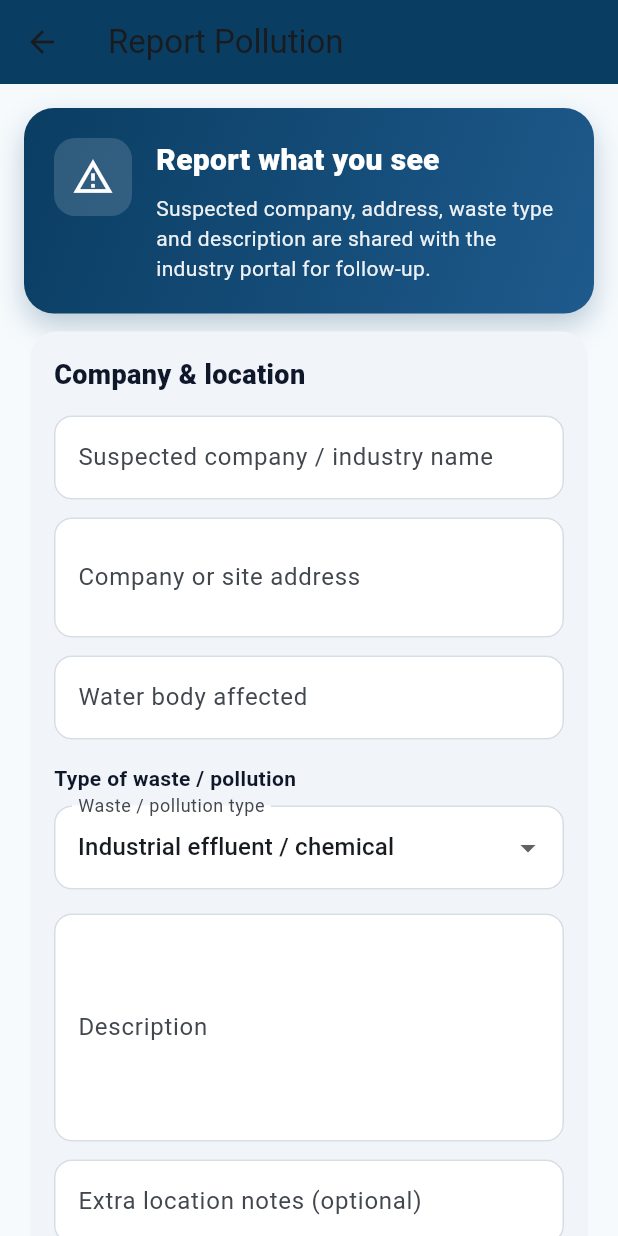
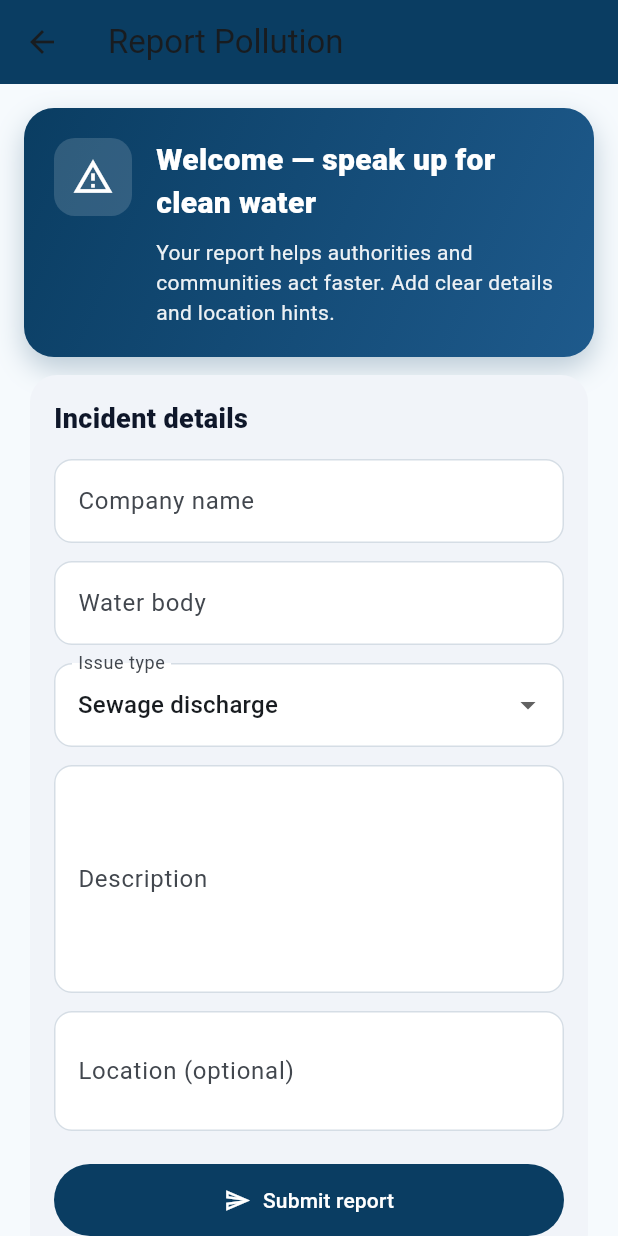
Before and after one commit to RohithKrishna27/Jal_Rakshak, a Flutter app: the ReportPollutionScreen screen opened by its route, on a phone screen of 412 x 824 dp. Run offline on Flutter 3.47's test engine with Material 3 defaults, Android fonts, the phone set to English and light mode, and no system bars; our stand-ins replace cloud_firestore, firebase_auth, firebase_core, geolocator, google_maps_flutter, pdf and 2 more; accounts and stored records are empty.

Commit message:
pollution screen

```diff
--- a/lib/screens/user/report_pollution_screen.dart
+++ b/lib/screens/user/report_pollution_screen.dart
@@ -2,7 +2,7 @@ import 'package:flutter/material.dart';
 import 'package:priject_jalrakshak/screens/user/user_screen_welcome.dart';
 import 'package:priject_jalrakshak/services/pollution_report_service.dart';
 
-/// Normal user: suspected company, address, waste type, description → Firestore.
+/// Normal user: company name, location, water body, issue type, description → Firestore.
 class ReportPollutionScreen extends StatefulWidget {
   const ReportPollutionScreen({super.key});
 
@@ -13,17 +13,16 @@ class ReportPollutionScreen extends StatefulWidget {
 class _ReportPollutionScreenState extends State<ReportPollutionScreen> {
   final GlobalKey<FormState> _formKey = GlobalKey<FormState>();
   final TextEditingController _companyController = TextEditingController();
-  final TextEditingController _addressController = TextEditingController();
   final TextEditingController _waterBodyController = TextEditingController();
   final TextEditingController _descriptionController = TextEditingController();
-  final TextEditingController _locationNotesController = TextEditingController();
+  final TextEditingController _locationController = TextEditingController();
 
-  String _wasteType = 'Industrial effluent / chemical';
+  String _wasteType = 'Sewage discharge';
   bool _submitting = false;
 
   static const _wasteTypes = [
+    'Sewage discharge',
     'Industrial effluent / chemical',
-    'Sewage / domestic waste',
     'Plastic & solid waste',
     'Foam / oil / grease on water',
     'Fly ash / construction debris',
@@ -34,10 +33,9 @@ class _ReportPollutionScreenState extends State<ReportPollutionScreen> {
   @override
   void dispose() {
     _companyController.dispose();
-    _addressController.dispose();
     _waterBodyController.dispose();
     _descriptionController.dispose();
-    _locationNotesController.dispose();
+    _locationController.dispose();
     super.dispose();
   }
 
@@ -48,11 +46,11 @@ class _ReportPollutionScreenState extends State<ReportPollutionScreen> {
     try {
       await PollutionReportService.submit(
         suspectedCompanyName: _companyController.text,
-        companyAddress: _addressController.text,
+        companyAddress: _locationController.text,
         wasteType: _wasteType,
         description: _descriptionController.text,
         waterBody: _waterBodyController.text,
-        locationNotes: _locationNotesController.text,
+        locationNotes: '',
       );
       if (!mounted) return;
       ScaffoldMessenger.of(context).showSnackBar(
@@ -64,10 +62,9 @@ class _ReportPollutionScreenState extends State<ReportPollutionScreen> {
         ),
       );
       _companyController.clear();
-      _addressController.clear();
       _waterBodyController.clear();
       _descriptionController.clear();
-      _locationNotesController.clear();
+      _locationController.clear();
       setState(() => _wasteType = _wasteTypes.first);
     } catch (e) {
       if (!mounted) return;
@@ -94,9 +91,9 @@ class _ReportPollutionScreenState extends State<ReportPollutionScreen> {
           children: [
             const UserScreenWelcome(
               icon: Icons.report_problem_outlined,
-              title: 'Report what you see',
+              title: 'Welcome — speak up for clean water',
               subtitle:
-                  'Suspected company, address, waste type and description are shared with the industry portal for follow-up.',
+                  'Your report helps authorities and communities act faster. Add clear details and location hints.',
             ),
             Padding(
               padding: const EdgeInsets.symmetric(horizontal: 16),
@@ -113,7 +110,7 @@ class _ReportPollutionScreenState extends State<ReportPollutionScreen> {
                       crossAxisAlignment: CrossAxisAlignment.start,
                       children: [
                         const Text(
-                          'Company & location',
+                          'Incident details',
                           style: TextStyle(
                             fontSize: 18,
                             fontWeight: FontWeight.w800,
@@ -123,9 +120,10 @@ class _ReportPollutionScreenState extends State<ReportPollutionScreen> {
                         const SizedBox(height: 14),
                         TextFormField(
                           controller: _companyController,
+                          textCapitalization: TextCapitalization.words,
                           decoration: const InputDecoration(
-                            labelText: 'Suspected company / industry name',
-                            hintText: 'As on signboard or known locally',
+                            labelText: 'Company name',
+                            hintText: 'Suspected industry or site name',
                             border: OutlineInputBorder(),
                           ),
                           validator: (v) => (v == null || v.trim().length < 2)
@@ -134,42 +132,22 @@ class _ReportPollutionScreenState extends State<ReportPollutionScreen> {
                         ),
                         const SizedBox(height: 12),
                         TextFormField(
-                          controller: _addressController,
-                          maxLines: 2,
+                          controller: _waterBodyController,
+                          textCapitalization: TextCapitalization.sentences,
                           decoration: const InputDecoration(
-                            labelText: 'Company or site address',
-                            hintText: 'Area, district, pincode if known',
+                            labelText: 'Water body',
+                            hintText: 'River, drain, lake, or stretch',
                             border: OutlineInputBorder(),
                           ),
-                          validator: (v) => (v == null || v.trim().length < 5)
-                              ? 'Enter a clearer address (min 5 characters)'
+                          validator: (v) => (v == null || v.trim().isEmpty)
+                              ? 'Enter the water body'
                               : null,
                         ),
                         const SizedBox(height: 12),
-                        TextFormField(
-                          controller: _waterBodyController,
-                          decoration: const InputDecoration(
-                            labelText: 'Water body affected',
-                            hintText: 'e.g. Yamuna — Wazirabad stretch',
-                            border: OutlineInputBorder(),
-                          ),
-                          validator: (v) => (v == null || v.trim().isEmpty)
-                              ? 'Enter the river / drain / lake name'
-                              : null,
-                        ),
-                        const SizedBox(height: 16),
-                        const Text(
-                          'Type of waste / pollution',
-                          style: TextStyle(
-                            fontWeight: FontWeight.w700,
-                            color: Color(0xFF0F172A),
-                          ),
-                        ),
-                        const SizedBox(height: 8),
                         DropdownButtonFormField<String>(
                           value: _wasteType,
                           decoration: const InputDecoration(
-                            labelText: 'Waste / pollution type',
+                            labelText: 'Issue type',
                             border: OutlineInputBorder(),
                           ),
                           items: _wasteTypes
@@ -181,14 +159,14 @@ class _ReportPollutionScreenState extends State<ReportPollutionScreen> {
                                   if (v != null) setState(() => _wasteType = v);
                                 },
                         ),
-                        const SizedBox(height: 16),
+                        const SizedBox(height: 12),
                         TextFormField(
                           controller: _descriptionController,
                           maxLines: 5,
+                          textCapitalization: TextCapitalization.sentences,
                           decoration: const InputDecoration(
                             labelText: 'Description',
-                            hintText:
-                                'Colour, smell, time of day, how often you see it, any pipes or drains',
+                            hintText: 'What did you see?',
                             border: OutlineInputBorder(),
                           ),
                           validator: (v) =>
@@ -198,10 +176,12 @@ class _ReportPollutionScreenState extends State<ReportPollutionScreen> {
                         ),
                         const SizedBox(height: 12),
                         TextFormField(
-                          controller: _locationNotesController,
+                          controller: _locationController,
+                          maxLines: 2,
+                          textCapitalization: TextCapitalization.sentences,
                           decoration: const InputDecoration(
-                            labelText: 'Extra location notes (optional)',
-                            hintText: 'Landmark, bridge, GPS from maps app',
+                            labelText: 'Location (optional)',
+                            hintText: 'Area, landmark, or address',
                             border: OutlineInputBorder(),
                           ),
                         ),
```
